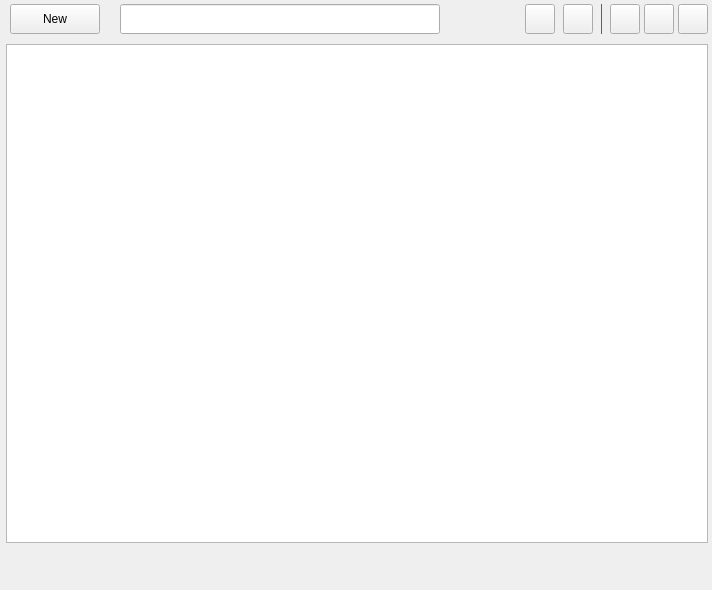
Above: src/plugins/ukui-notebook/widget.ui from ukui/ukui-sidebar before the change. Below: the same form after it.
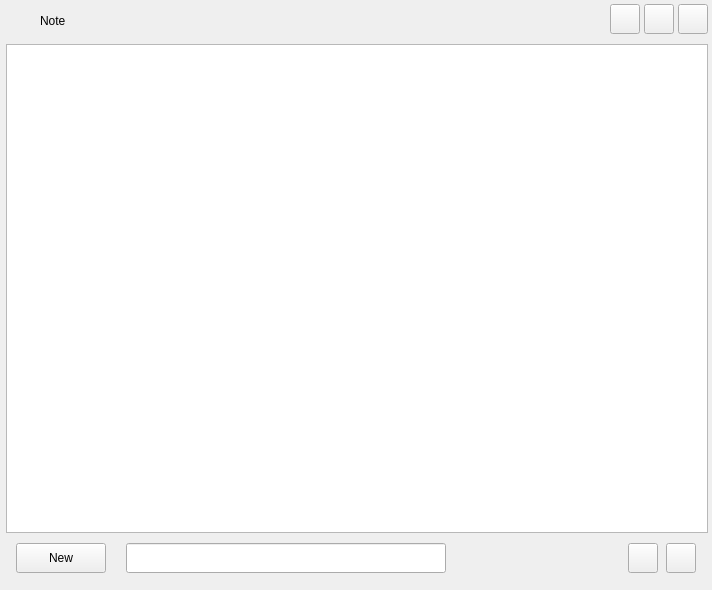
That is the form after the change. Icons and pictures are not drawn. Custom widgets are drawn as their Qt base class.

Commit message: Add title adaptation

What changed in the file:
```diff
--- a/src/plugins/ukui-notebook/widget.ui
+++ b/src/plugins/ukui-notebook/widget.ui
@@ -28,26 +28,184 @@
   <property name="styleSheet">
    <string notr="true"/>
   </property>
-  <layout class="QVBoxLayout" name="verticalLayout">
+  <layout class="QVBoxLayout" name="verticalLayout_2">
    <property name="spacing">
     <number>10</number>
    </property>
    <property name="leftMargin">
-    <number>6</number>
+    <number>0</number>
    </property>
    <property name="topMargin">
-    <number>4</number>
+    <number>0</number>
    </property>
    <property name="rightMargin">
-    <number>4</number>
+    <number>0</number>
    </property>
    <property name="bottomMargin">
     <number>17</number>
    </property>
    <item>
-    <layout class="QHBoxLayout" name="horizontalLayout_4">
-     <property name="spacing">
-      <number>0</number>
+    <layout class="QHBoxLayout" name="horizontalLayout_5">
+     <item>
+      <layout class="QHBoxLayout" name="horizontalLayout_4">
+       <property name="spacing">
+        <number>8</number>
+       </property>
+       <property name="leftMargin">
+        <number>8</number>
+       </property>
+       <property name="topMargin">
+        <number>8</number>
+       </property>
+       <item>
+        <widget class="QLabel" name="iconLabel">
+         <property name="minimumSize">
+          <size>
+           <width>24</width>
+           <height>24</height>
+          </size>
+         </property>
+         <property name="maximumSize">
+          <size>
+           <width>24</width>
+           <height>24</height>
+          </size>
+         </property>
+         <property name="styleSheet">
+          <string notr="true"/>
+         </property>
+         <property name="text">
+          <string/>
+         </property>
+        </widget>
+       </item>
+       <item>
+        <widget class="QLabel" name="titleLabel">
+         <property name="text">
+          <string>Note</string>
+         </property>
+        </widget>
+       </item>
+       <item>
+        <spacer name="horizontalSpacer_3">
+         <property name="orientation">
+          <enum>Qt::Horizontal</enum>
+         </property>
+         <property name="sizeHint" stdset="0">
+          <size>
+           <width>40</width>
+           <height>20</height>
+          </size>
+         </property>
+        </spacer>
+       </item>
+      </layout>
+     </item>
+     <item>
+      <layout class="QHBoxLayout" name="horizontalLayout_6">
+       <property name="spacing">
+        <number>4</number>
+       </property>
+       <property name="leftMargin">
+        <number>8</number>
+       </property>
+       <property name="topMargin">
+        <number>4</number>
+       </property>
+       <property name="rightMargin">
+        <number>4</number>
+       </property>
+       <item>
+        <widget class="QToolButton" name="menuBtn">
+         <property name="minimumSize">
+          <size>
+           <width>30</width>
+           <height>30</height>
+          </size>
+         </property>
+         <property name="maximumSize">
+          <size>
+           <width>30</width>
+           <height>30</height>
+          </size>
+         </property>
+         <property name="text">
+          <string/>
+         </property>
+        </widget>
+       </item>
+       <item>
+        <widget class="QPushButton" name="pushButton_Mini">
+         <property name="minimumSize">
+          <size>
+           <width>30</width>
+           <height>30</height>
+          </size>
+         </property>
+         <property name="maximumSize">
+          <size>
+           <width>30</width>
+           <height>30</height>
+          </size>
+         </property>
+         <property name="styleSheet">
+          <string notr="true"/>
+         </property>
+         <property name="text">
+          <string/>
+         </property>
+        </widget>
+       </item>
+       <item>
+        <widget class="QPushButton" name="pushButton_Exit">
+         <property name="minimumSize">
+          <size>
+           <width>30</width>
+           <height>30</height>
+          </size>
+         </property>
+         <property name="maximumSize">
+          <size>
+           <width>30</width>
+           <height>30</height>
+          </size>
+         </property>
+         <property name="styleSheet">
+          <string notr="true"/>
+         </property>
+         <property name="text">
+          <string/>
+         </property>
+        </widget>
+       </item>
+      </layout>
+     </item>
+    </layout>
+   </item>
+   <item>
+    <layout class="QVBoxLayout" name="verticalLayout">
+     <property name="leftMargin">
+      <number>6</number>
+     </property>
+     <property name="rightMargin">
+      <number>4</number>
+     </property>
+     <item>
+      <widget class="NoteView" name="listView">
+       <property name="styleSheet">
+        <string notr="true"/>
+       </property>
+      </widget>
+     </item>
+    </layout>
+   </item>
+   <item>
+    <layout class="QHBoxLayout" name="horizontalLayout_2">
+     <property name="leftMargin">
+      <number>16</number>
+     </property>
+     <property name="rightMargin">
+      <number>16</number>
      </property>
      <item>
       <layout class="QHBoxLayout" name="horizontalLayout">
@@ -55,7 +213,7 @@
         <number>20</number>
        </property>
        <property name="leftMargin">
-        <number>4</number>
+        <number>0</number>
        </property>
        <property name="rightMargin">
         <number>64</number>
@@ -200,146 +358,7 @@
          </property>
         </widget>
        </item>
-       <item>
-        <widget class="QFrame" name="frame">
-         <property name="minimumSize">
-          <size>
-           <width>1</width>
-           <height>30</height>
-          </size>
-         </property>
-         <property name="maximumSize">
-          <size>
-           <width>1</width>
-           <height>30</height>
-          </size>
-         </property>
-         <property name="styleSheet">
-          <string notr="true">background-color: rgb(126, 126, 126);</string>
-         </property>
-         <property name="frameShape">
-          <enum>QFrame::StyledPanel</enum>
-         </property>
-         <property name="frameShadow">
-          <enum>QFrame::Raised</enum>
-         </property>
-        </widget>
-       </item>
       </layout>
-     </item>
-     <item>
-      <layout class="QHBoxLayout" name="horizontalLayout_6">
-       <property name="spacing">
-        <number>4</number>
-       </property>
-       <property name="leftMargin">
-        <number>8</number>
-       </property>
-       <item>
-        <widget class="QToolButton" name="menuBtn">
-         <property name="minimumSize">
-          <size>
-           <width>30</width>
-           <height>30</height>
-          </size>
-         </property>
-         <property name="maximumSize">
-          <size>
-           <width>30</width>
-           <height>30</height>
-          </size>
-         </property>
-         <property name="text">
-          <string/>
-         </property>
-        </widget>
-       </item>
-       <item>
-        <widget class="QPushButton" name="pushButton_Mini">
-         <property name="minimumSize">
-          <size>
-           <width>30</width>
-           <height>30</height>
-          </size>
-         </property>
-         <property name="maximumSize">
-          <size>
-           <width>30</width>
-           <height>30</height>
-          </size>
-         </property>
-         <property name="styleSheet">
-          <string notr="true"/>
-         </property>
-         <property name="text">
-          <string/>
-         </property>
-        </widget>
-       </item>
-       <item>
-        <widget class="QPushButton" name="pushButton_Exit">
-         <property name="minimumSize">
-          <size>
-           <width>30</width>
-           <height>30</height>
-          </size>
-         </property>
-         <property name="maximumSize">
-          <size>
-           <width>30</width>
-           <height>30</height>
-          </size>
-         </property>
-         <property name="styleSheet">
-          <string notr="true"/>
-         </property>
-         <property name="text">
-          <string/>
-         </property>
-        </widget>
-       </item>
-      </layout>
-     </item>
-    </layout>
-   </item>
-   <item>
-    <widget class="NoteView" name="listView">
-     <property name="styleSheet">
-      <string notr="true"/>
-     </property>
-    </widget>
-   </item>
-   <item>
-    <layout class="QHBoxLayout" name="horizontalLayout_2">
-     <property name="leftMargin">
-      <number>17</number>
-     </property>
-     <property name="rightMargin">
-      <number>11</number>
-     </property>
-     <item>
-      <widget class="QLabel" name="label">
-       <property name="styleSheet">
-        <string notr="true">color: rgb(43,49,56);
-color: rgb(126, 126, 126);</string>
-       </property>
-       <property name="text">
-        <string/>
-       </property>
-      </widget>
-     </item>
-     <item>
-      <spacer name="horizontalSpacer_2">
-       <property name="orientation">
-        <enum>Qt::Horizontal</enum>
-       </property>
-       <property name="sizeHint" stdset="0">
-        <size>
-         <width>40</width>
-         <height>20</height>
-        </size>
-       </property>
-      </spacer>
      </item>
     </layout>
    </item>
```
The commit also changes 5 other files.
